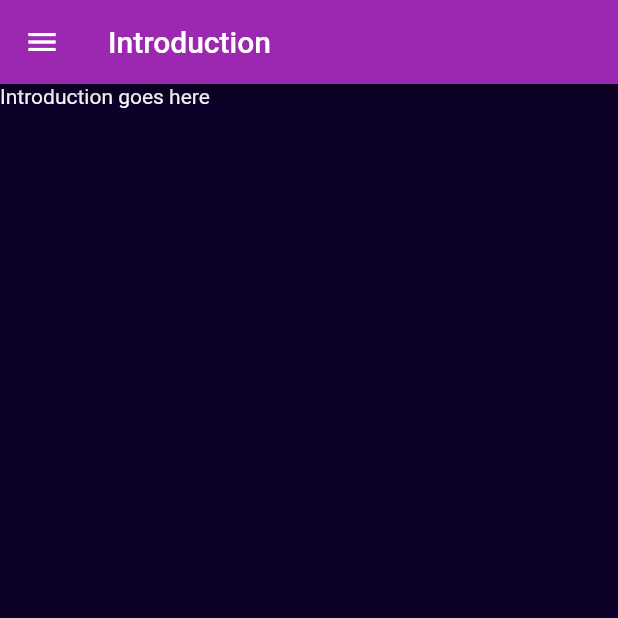
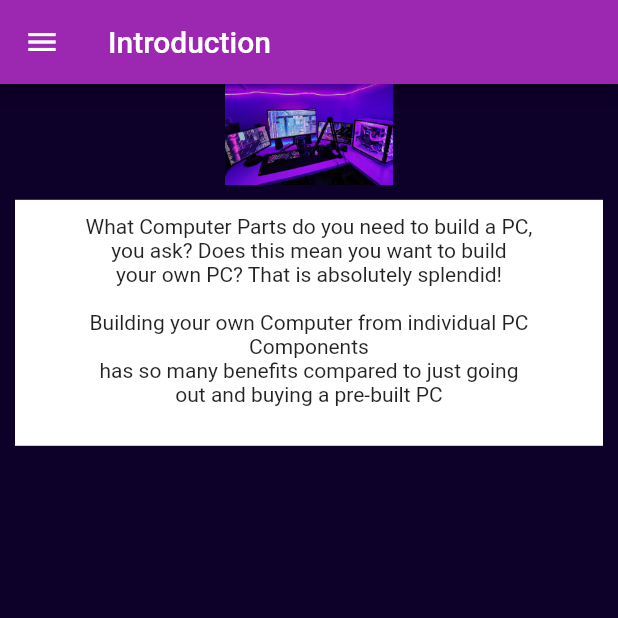
Before and after one commit to jamez2128/pc-buddy, a Flutter app: the screen it shows after launch, on a phone screen of 412 x 824 dp, the top half of it. Run offline on Flutter 3.47's test engine with Material 2 defaults, Android fonts, the phone set to English and light mode, and no system bars.

Commit message:
Final credits done // ongoing references and introduction

```diff
--- a/lib/introduction.dart
+++ b/lib/introduction.dart
@@ -5,10 +5,40 @@ class IntroductionPage extends StatelessWidget {
 
   @override
   Widget build(BuildContext context) {
-    return Text(
-      "Introduction goes here",
-      style: TextStyle(
-        color: Colors.white,
+    return SingleChildScrollView(
+      child: Container(
+        child: Center(
+          child: Column(
+            children: [
+              Container(
+                margin: const EdgeInsets.only(left: 150.0, right: 150.0),
+                child:Image.asset('images/intro_PIC1.jpg',
+                ),
+              ),
+
+              Container(
+                margin: const EdgeInsets.all(10.0),
+                color: Colors.white,
+                padding: const EdgeInsets.all(10.0),
+                child:  const Text(
+                  'What Computer Parts do you need to build a PC,\n'
+                      'you ask? Does this mean you want to build\n'
+                      'your own PC? That is absolutely splendid!\n\n'
+
+                      'Building your own Computer from individual PC Components\n'
+                      'has so many benefits compared to just going \n'
+                      'out and buying a pre-built PC\n'
+                  ,
+                  textAlign: TextAlign.center,
+
+                ),
+              ),
+
+
+
+            ],
+          ),
+        ),
       ),
     );
   }
--- a/lib/references.dart
+++ b/lib/references.dart
@@ -5,11 +5,38 @@ class ReferencesPage extends StatelessWidget {
 
   @override
   Widget build(BuildContext context) {
-    return Text(
-        "References goes here",
-      style: TextStyle(
-        color: Colors.white,
+    return SingleChildScrollView(
+      child: Container(
+        child: Center(
+          child: Column(
+            children: [
+
+
+              Container(
+                margin: const EdgeInsets.all(10.0),
+                color: Colors.white,
+                padding: const EdgeInsets.all(10.0),
+                child:  const Text(
+                  'What Computer Parts do you need to build a PC,\n'
+                      'you ask? Does this mean you want to build\n'
+                  'your own PC? That is absolutely splendid!\n\n'
+
+                'Building your own Computer from individual PC Components\n'
+                  'has so many benefits compared to just going \n'
+                      'out and buying a pre-built PC\n'
+                  ,
+                  textAlign: TextAlign.center,
+
+                ),
+              ),
+
+
+
+            ],
+          ),
+        ),
       ),
     );
+
   }
 }
--- a/pubspec.yaml
+++ b/pubspec.yaml
@@ -58,8 +58,8 @@ flutter:
   uses-material-design: true
 
   # To add assets to your application, add an assets section, like this:
-  # assets:
-  #   - images/a_dot_burr.jpeg
+  assets:
+    - images/
   #   - images/a_dot_ham.jpeg
 
   # An image asset can refer to one or more resolution-specific "variants", see
```
Also changed, not shown: lib/credits.dart (+11 -16 lines), images/LOGO_PC Buddy PNG.png (added), images/intro_PIC1.jpg (added).
